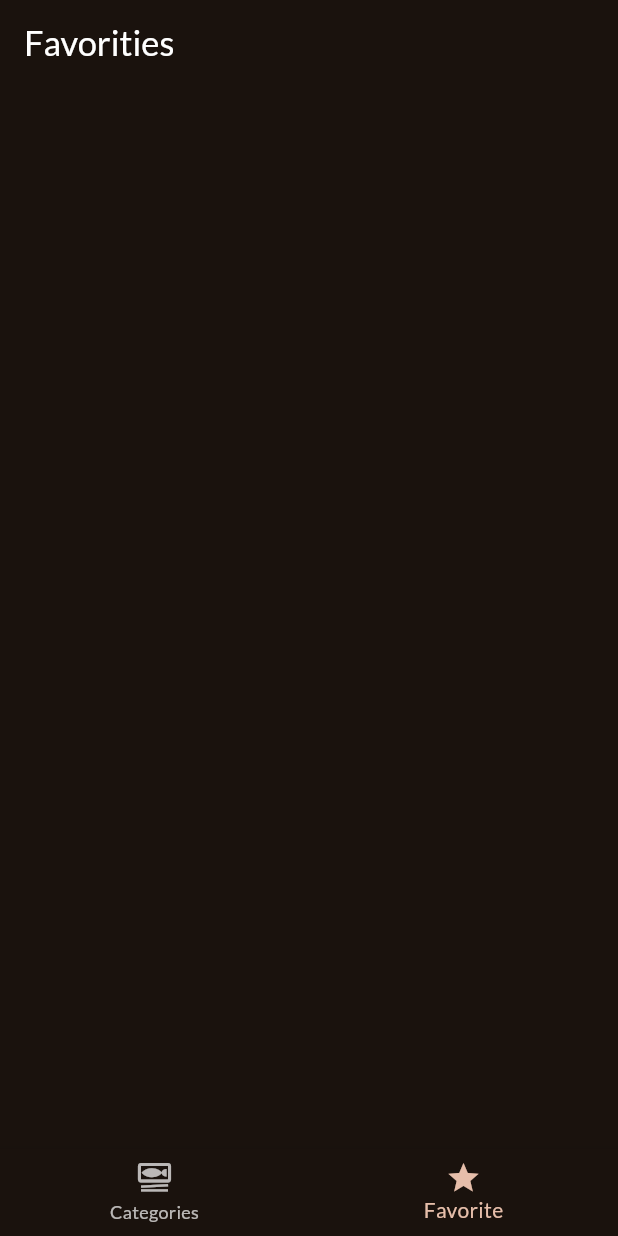
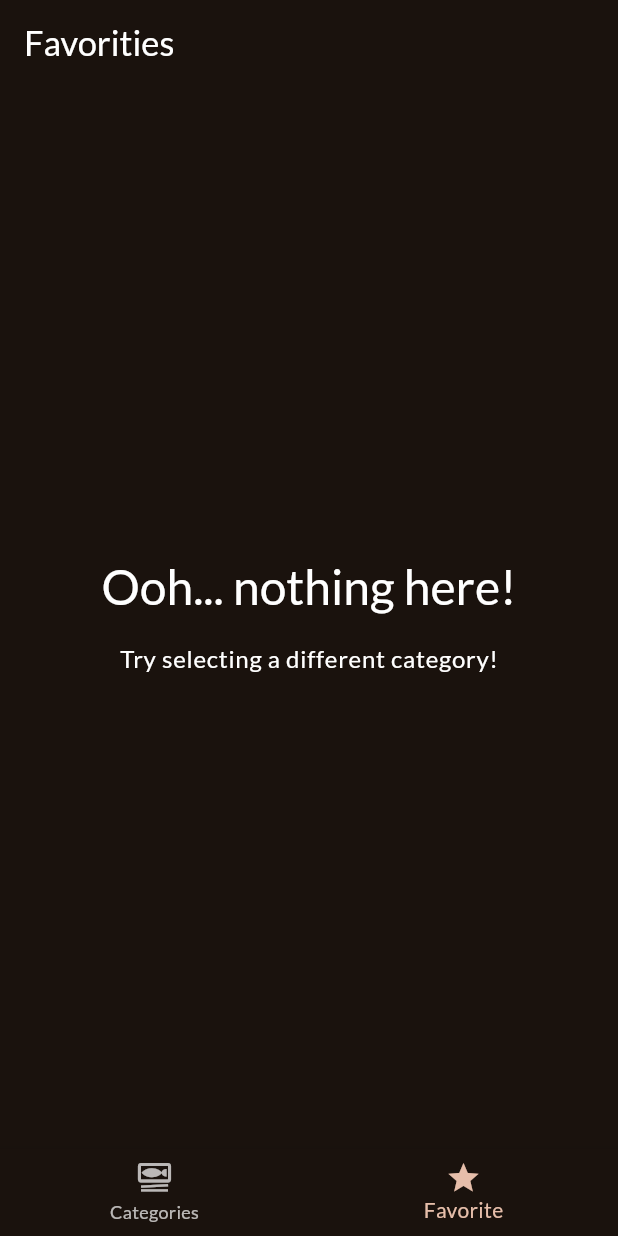
Before and after one commit to Hati0kooHati/meals, a Flutter app: the screen it shows after launch, item 2 of the bottom bar chosen, on a phone screen of 412 x 824 dp. Run offline on Flutter 3.47's test engine with Material 3 defaults, Android fonts, the phone set to English and light mode, and no system bars; our stand-ins replace google_fonts, transparent_image.

Commit message:
Update meals_screen.dart
when in Favorite meals remain last meal and you delete this meal from favorite it has been showing empty screen instead it has to show text.

```diff
--- a/meals 3.0/lib/screens/meals_screen.dart
+++ b/meals 3.0/lib/screens/meals_screen.dart
@@ -33,7 +33,21 @@ class MealsScreen extends StatelessWidget {
       ),
     );
 
-    if (meals.isNotEmpty) {
+    // it's called to display favorite meals
+    if (title == null &&
+        context.read<FavoriteMealsProvider>().favoriteMeals.isNotEmpty) {
+      List<Meal> favoriteMeals = context
+          .watch<FavoriteMealsProvider>()
+          .favoriteMeals;
+      return ListView.builder(
+        itemCount: meals.length,
+        itemBuilder: (context, index) {
+          return MealWidget(meal: favoriteMeals[index]);
+        },
+      );
+    }
+
+    if (title != null && meals.isNotEmpty) {
       body = ListView.builder(
         itemCount: meals.length,
         itemBuilder: (context, index) {
@@ -42,24 +56,8 @@ class MealsScreen extends StatelessWidget {
       );
     }
 
-    if (title == null) {
-      body = Consumer<FavoriteMealsProvider>(
-        builder: (context, favoriteMealsProvider, child) {
-          return ListView.builder(
-            itemCount: meals.length,
-            itemBuilder: (context, index) {
-              return MealWidget(
-                meal: favoriteMealsProvider.favoriteMeals[index],
-              );
-            },
-          );
-        },
-      );
-      return body;
-    }
-
     return Scaffold(
-      appBar: AppBar(title: Text(title!)),
+      appBar: title != null ? AppBar(title: Text(title!)) : null,
       body: body,
     );
   }
```
